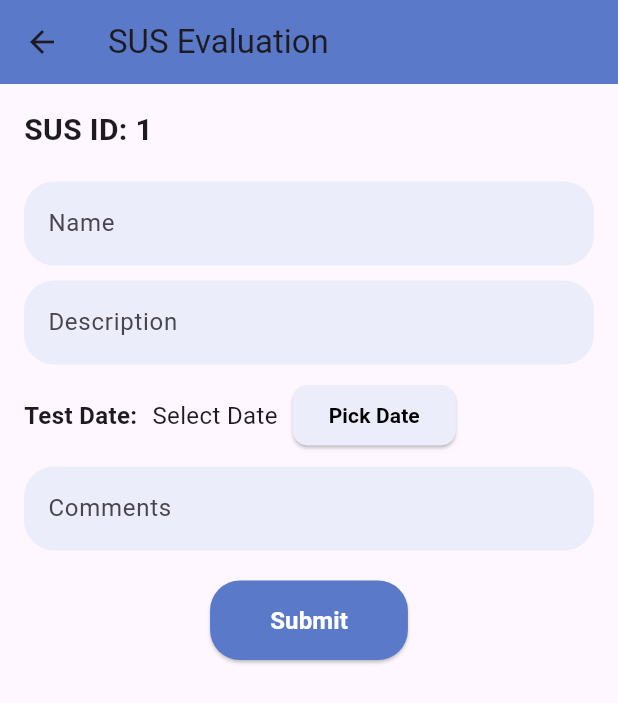
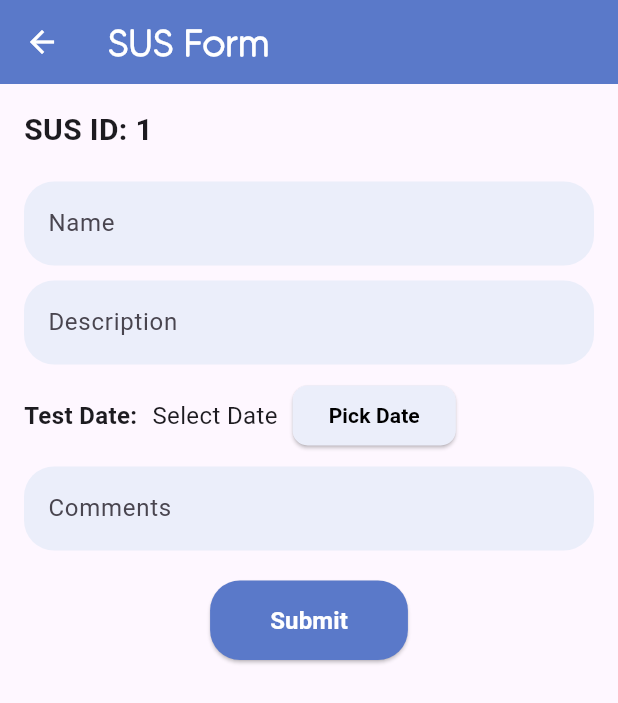
Before and after one commit to min-thuta-naing/koalytics_biometric_usability_testing, a Flutter app: the SusPage screen opened directly, on a phone screen of 412 x 824 dp. Shown: the top 703 px of the screen. Run offline on Flutter 3.47's test engine with Material 3 defaults, Android fonts, the phone set to English and light mode, and no system bars; our stand-ins replace image_picker, salomon_bottom_bar; network calls fail.

Commit message:
editing app bar

```diff
--- a/lib/sus/sus_form.dart
+++ b/lib/sus/sus_form.dart
@@ -36,8 +36,19 @@ class _SusPageState extends State<SusPage> {
   Widget build(BuildContext context) {
     return Scaffold(
       appBar: AppBar(
-        title: const Text('SUS Evaluation'),
-        backgroundColor: const Color.fromARGB(255, 90, 121, 201),
+        title: const Text(
+          'SUS Form',
+          style: TextStyle(
+            fontFamily: "Tommy",
+            fontSize: 25,
+            fontWeight: FontWeight.bold,
+            color: Colors.white,
+          ),
+        ),
+        backgroundColor: Color.fromARGB(255, 90, 121, 201),
+        iconTheme: const IconThemeData(
+          color: Colors.white, // White back arrow
+        ),
       ),
       body: Padding(
         padding: const EdgeInsets.all(16.0),
```
